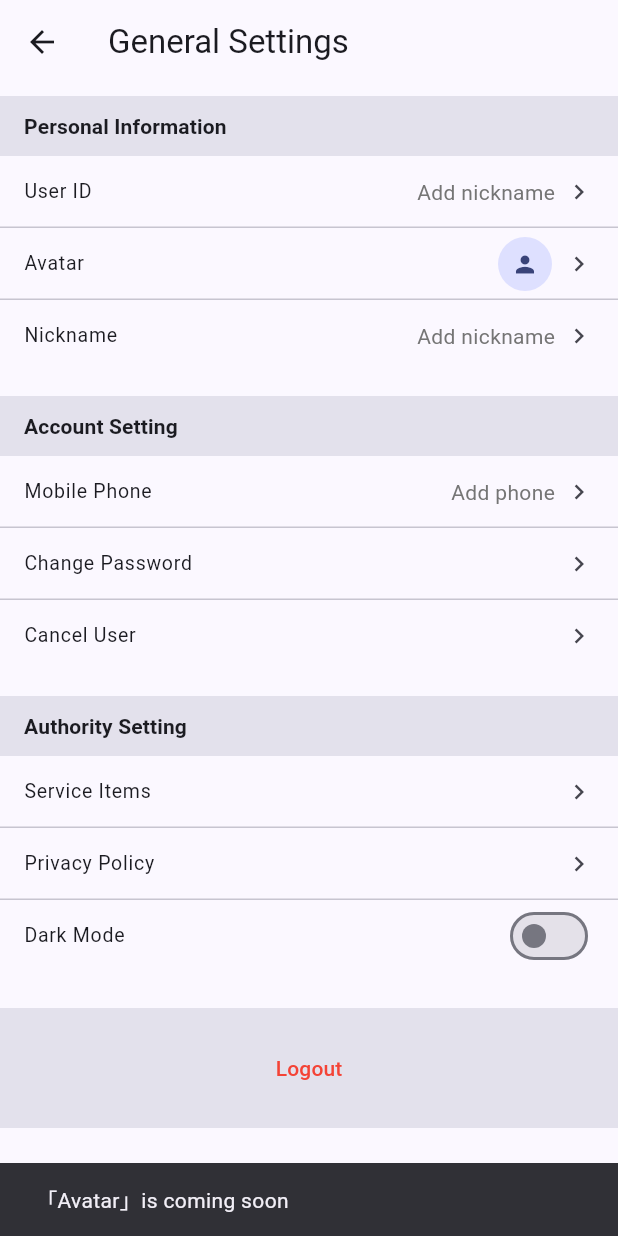
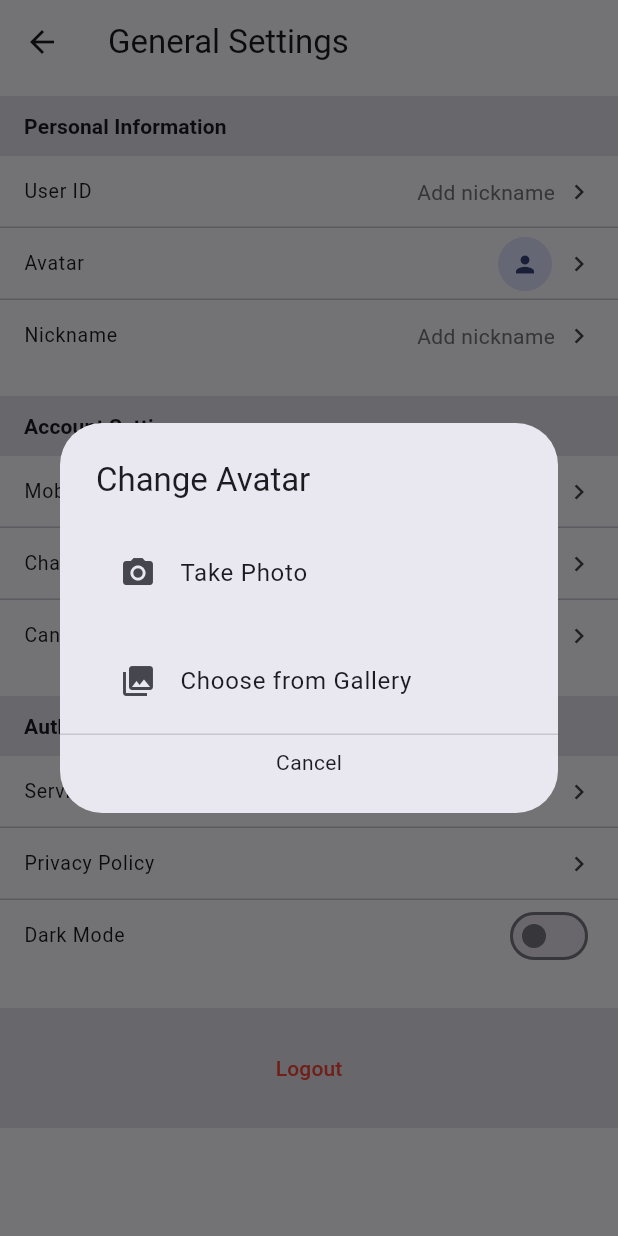
Before and after one commit to scientifios/organizational_app_group_1_csen268_f25, a Flutter app: the SettingsPage screen opened by its route, after a tap on "Avatar", on a phone screen of 412 x 824 dp. Run offline on Flutter 3.47's test engine with Material 3 defaults, Android fonts, the light colour scheme and no system bars; our stand-ins replace bloc, equatable, flutter_bloc, go_router.

Commit message:
interaction for avator

```diff
--- a/lib/ui/pages/settings_page.dart
+++ b/lib/ui/pages/settings_page.dart
@@ -54,7 +54,14 @@
                     const Icon(Icons.chevron_right, size: 20),
                   ],
                 ),
-                onTap: () => _showWorkInProgress(context, 'Avatar'),
+                onTap: () async{
+                  final source = await _chooseAvatarSourceDialog(context);
+                  if (source != null){
+                    ScaffoldMessenger.of(context).showSnackBar(
+                      SnackBar(content: Text('Avatar: $source (demo only)'))
+                      );
+                  }
+                },
               ),
               const Divider(height: 0),
               _SettingsTile(
@@ -261,3 +268,33 @@
   if (result == null || result.isEmpty || result == initial) return null;
   return result;
 }
+
+Future<String?> _chooseAvatarSourceDialog(BuildContext context) {
+  return showDialog<String>(
+    context: context,
+    builder: (_) => SimpleDialog(
+      title: const Text('Change Avatar'),
+      children: [
+        SimpleDialogOption(
+          onPressed: () => Navigator.pop(context, 'Take Photo'),
+          child: const ListTile(
+            leading: Icon(Icons.photo_camera),
+            title: Text('Take Photo'),
+          ),
+        ),
+        SimpleDialogOption(
+          onPressed: () => Navigator.pop(context, 'Choose from Gallery'),
+          child: const ListTile(
+            leading: Icon(Icons.photo_library),
+            title: Text('Choose from Gallery'),
+          ),
+        ),
+        const Divider(height: 0),
+        SimpleDialogOption(
+          onPressed: () => Navigator.pop(context),
+          child: const Center(child: Text('Cancel')),
+        ),
+      ],
+    ),
+  );
+}
```
